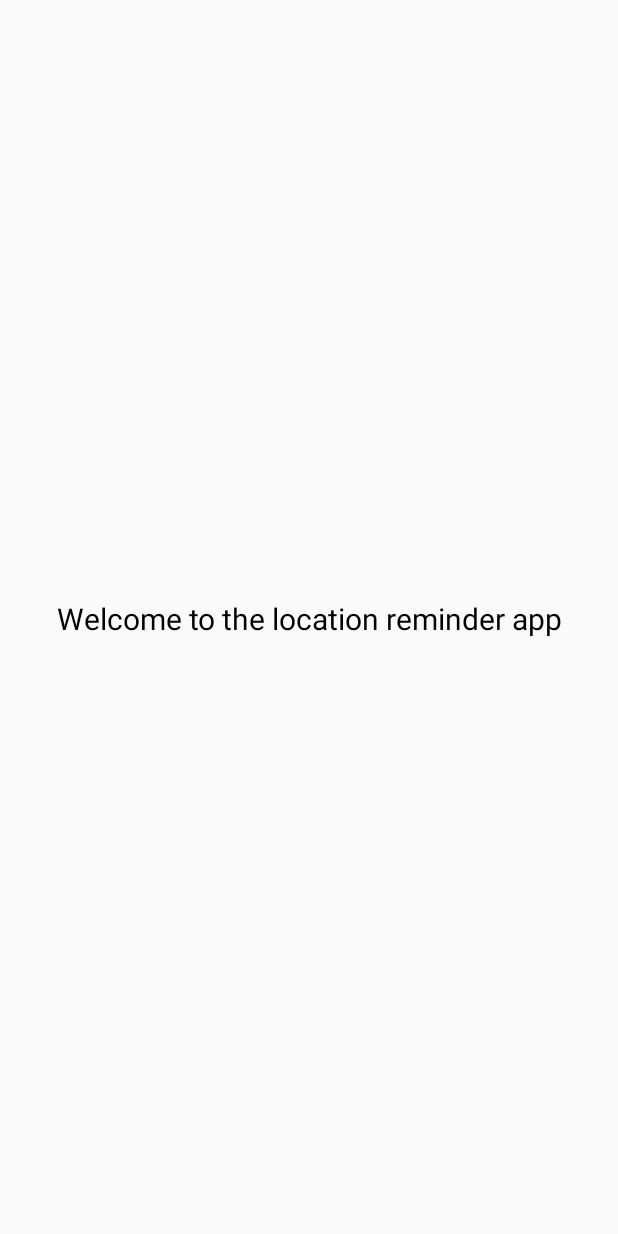
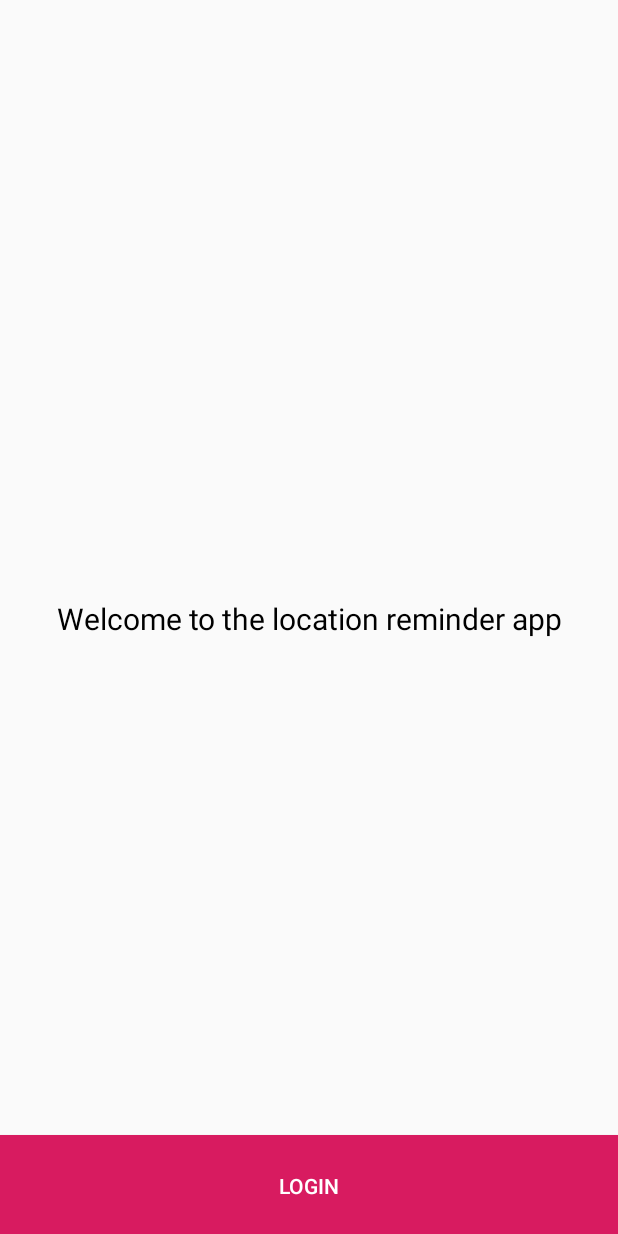
Before and after one commit to rajho/LocationReminders, an Android app: the layout activity_authentication.xml on its own in the app's theme, with its tools: preview values and no code run, on a phone screen of 412 x 824 dp. Run offline under Robolectric (Android 15) with nearby library versions, the phone set to English and light mode, and no system bars.

Commit message:
feat: Firebase authentication implemented

```diff
--- a/app/src/main/AndroidManifest.xml
+++ b/app/src/main/AndroidManifest.xml
@@ -36,14 +36,13 @@
             android:value="@string/google_maps_key" />
 
         <activity android:name=".authentication.AuthenticationActivity">
-        </activity>
-        <activity android:name=".locationreminders.RemindersActivity" >
             <intent-filter>
                 <action android:name="android.intent.action.MAIN" />
 
                 <category android:name="android.intent.category.LAUNCHER" />
             </intent-filter>
-
+        </activity>
+        <activity android:name=".locationreminders.RemindersActivity" >
         </activity>
         <receiver
             android:name=".locationreminders.geofence.GeofenceBroadcastReceiver"
--- a/app/src/main/java/com/udacity/project4/locationreminders/reminderslist/ReminderListFragment.kt
+++ b/app/src/main/java/com/udacity/project4/locationreminders/reminderslist/ReminderListFragment.kt
@@ -19,7 +19,7 @@ class ReminderListFragment : BaseFragment() {
     override fun onCreateView(
         inflater: LayoutInflater, container: ViewGroup?,
         savedInstanceState: Bundle?
-    ): View? {
+    ): View {
         binding =
             DataBindingUtil.inflate(
                 inflater,
--- a/app/src/main/res/layout/activity_authentication.xml
+++ b/app/src/main/res/layout/activity_authentication.xml
@@ -1,7 +1,13 @@
 <?xml version="1.0" encoding="utf-8"?>
-<androidx.constraintlayout.widget.ConstraintLayout xmlns:android="http://schemas.android.com/apk/res/android"
+<layout xmlns:android="http://schemas.android.com/apk/res/android"
     xmlns:app="http://schemas.android.com/apk/res-auto"
-    xmlns:tools="http://schemas.android.com/tools"
+    xmlns:tools="http://schemas.android.com/tools">
+
+    <data>
+
+    </data>
+
+    <androidx.constraintlayout.widget.ConstraintLayout
         android:layout_width="match_parent"
         android:layout_height="match_parent"
         tools:context=".authentication.AuthenticationActivity">
@@ -17,4 +23,17 @@
             app:layout_constraintStart_toStartOf="parent"
             app:layout_constraintTop_toTopOf="parent" />
 
+        <Button
+            android:id="@+id/login_button"
+            android:layout_width="0dp"
+            android:layout_height="wrap_content"
+            android:padding="24dp"
+            android:text="@string/login"
+            app:layout_constraintBottom_toBottomOf="parent"
+            app:layout_constraintEnd_toEndOf="parent"
+            app:layout_constraintStart_toStartOf="parent"
+            android:textColor="@color/white"
+            android:background="@color/colorAccent"/>
+
     </androidx.constraintlayout.widget.ConstraintLayout>
+</layout>
```
Also changed, not shown: app/src/main/java/com/udacity/project4/authentication/AuthenticationActivity.kt (+74 -0 lines), app/src/main/java/com/udacity/project4/authentication/FirebaseUserLiveData.kt (added, +21 -0 lines), app/src/main/res/layout/firebase_authentication.xml (added, +45 -0 lines), 1 other file. Lines whose indentation alone changed are shown as unchanged.
